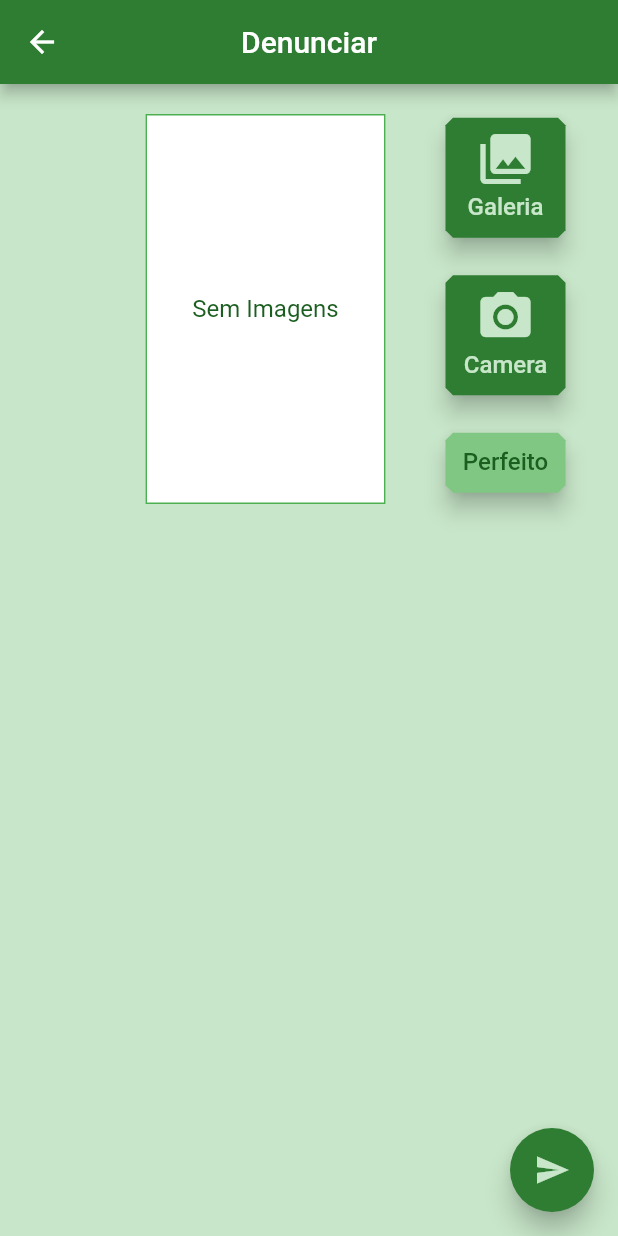
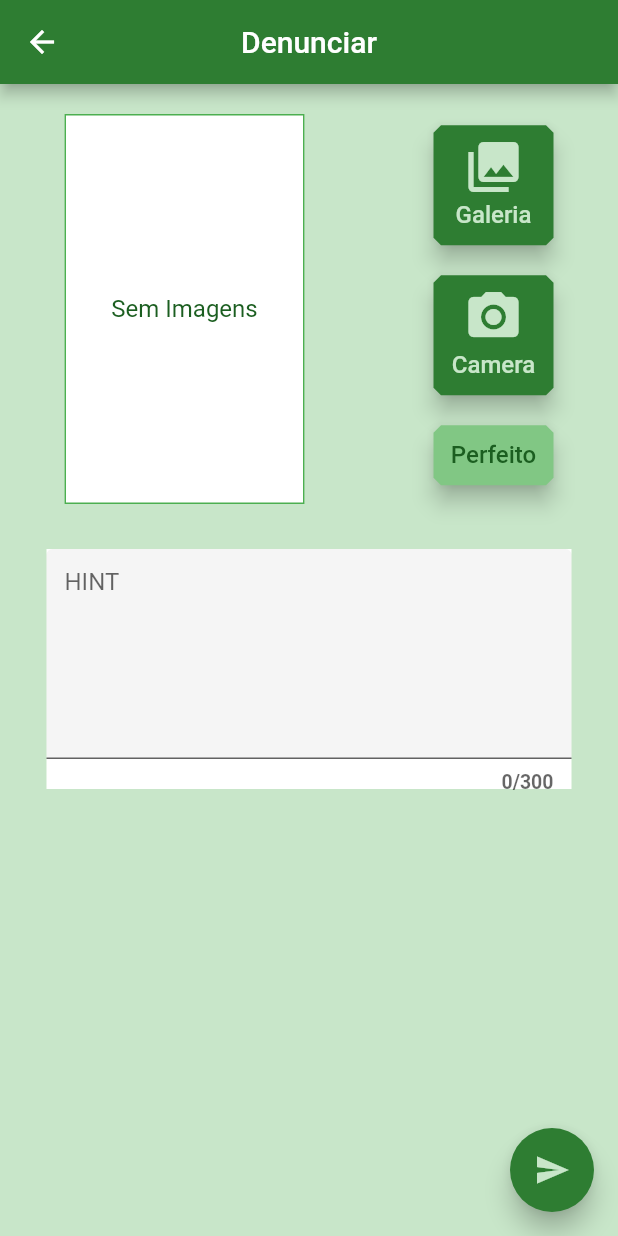
Before and after one commit to fcraveiro/codevida, a Flutter app: the Camera screen opened by its route, on a phone screen of 412 x 824 dp. Run offline on Flutter 3.47's test engine with Material 2 defaults, Android fonts, the phone set to English and light mode, and no system bars; our stand-ins replace image_picker; network calls fail; statements that could not run were skipped.

Commit message:
Avatar Lista Noticias Drawer Colocando Fontes Camera Texto na Camera Linha no drawer

```diff
--- a/lib/screens/camera.dart
+++ b/lib/screens/camera.dart
@@ -52,19 +52,16 @@ class _CameraState extends State<Camera> {
       body: Column(
         children: <Widget>[
           Row(
-            mainAxisAlignment: MainAxisAlignment.center,
+            mainAxisAlignment: MainAxisAlignment.spaceAround,
             children: <Widget>[
-
 //  PAGINA ***********************************************,
 
-              Expanded(
-                child: Column(
-                  crossAxisAlignment: CrossAxisAlignment.end,
+              Column(
+                crossAxisAlignment: CrossAxisAlignment.center,
                 children: <Widget>[
                   Container(
                     margin: EdgeInsets.only(
                       top: 20.0,
-                        right: 40.0,
                     ),
                     width: 160.0,
                     height: 260.0,
@@ -98,14 +95,14 @@ class _CameraState extends State<Camera> {
                   ),
                 ],
               ),
-              ),
 
               Column(
-                crossAxisAlignment: CrossAxisAlignment.end,
                 children: <Widget>[
                   Container(
                     padding: EdgeInsets.all(0.0),
-                    margin: EdgeInsets.only(top: 15.0, right: 35.0),
+                    margin: EdgeInsets.only(
+                      top: 15.0,
+                    ),
                     width: 80.0,
                     height: 80.0,
                     child: RaisedButton(
@@ -149,7 +146,9 @@ class _CameraState extends State<Camera> {
                   ),
                   Container(
                     padding: EdgeInsets.all(0.0),
-                    margin: EdgeInsets.only(top: 25.0, right: 35.0),
+                    margin: EdgeInsets.only(
+                      top: 20.0,
+                    ),
                     width: 80.0,
                     height: 80.0,
                     child: RaisedButton(
@@ -193,7 +192,9 @@ class _CameraState extends State<Camera> {
                   ),
                   Container(
                     padding: EdgeInsets.all(0.0),
-                    margin: EdgeInsets.only(top: 25.0, right: 35.0),
+                    margin: EdgeInsets.only(
+                      top: 20.0,
+                    ),
                     width: 80.0,
                     height: 40.0,
                     child: RaisedButton(
@@ -225,10 +226,46 @@ class _CameraState extends State<Camera> {
                       ),
                     ),
                   ),
+                ],
+              ),
+            ],
+          ),
+
+          Row(
+            mainAxisAlignment: MainAxisAlignment.center,
+            children: <Widget>[
+              Container(
+                margin: EdgeInsets.only(top: 30.0),
+                width: 350.0,
+                height: 160.0,
+                color: Colors.white,
 
 
-                ],
+
+                child: TextField(
+                  maxLines: 7,
+                  maxLength: 300,
+                  decoration: InputDecoration(
+//                    labelText: 'ddffnsh',
+                    hintText: 'HINT',
+                    filled: true,
+//                    border: OutlineInputBorder(
+//                      borderSide: BorderSide(
+//                          color: Colors.red,
+//                         width: 2.0,
+//                          style: BorderStyle.solid,
+//                      ),
+//                    ),
+                    counterStyle: TextStyle(
+                      fontSize: 13.0,
+                      fontWeight: FontWeight.bold,
                     ),
+                  ),
+                ),
+
+
+
+              )
             ],
           ),
 
```
Lines whose indentation alone changed are shown as unchanged.
